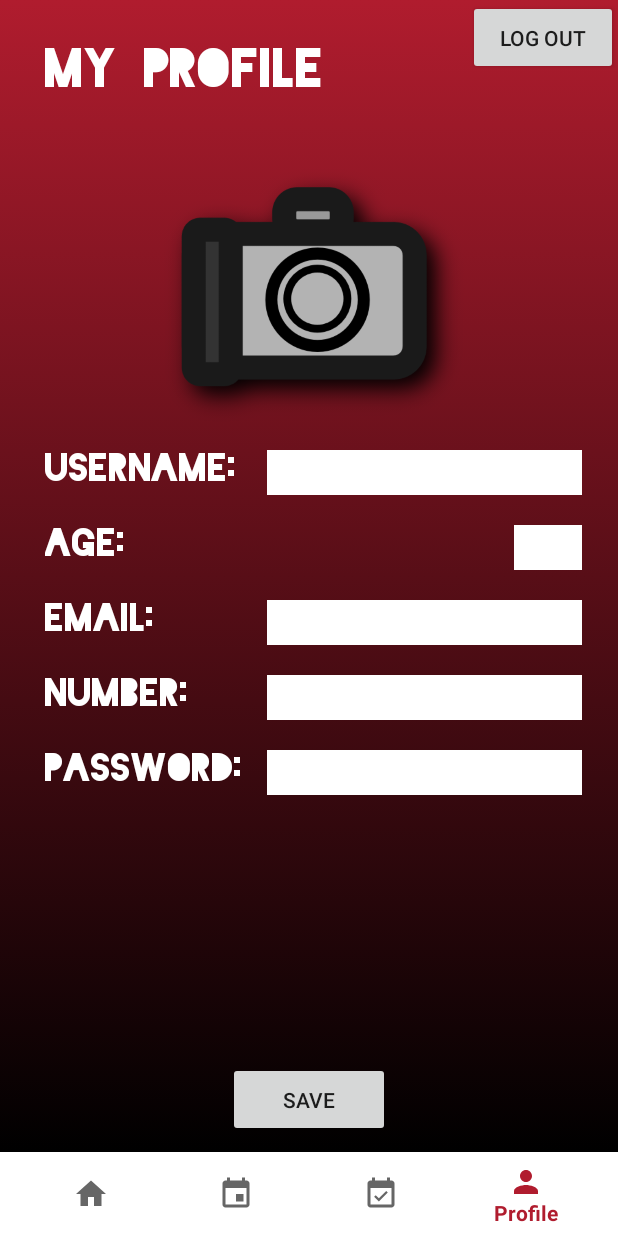
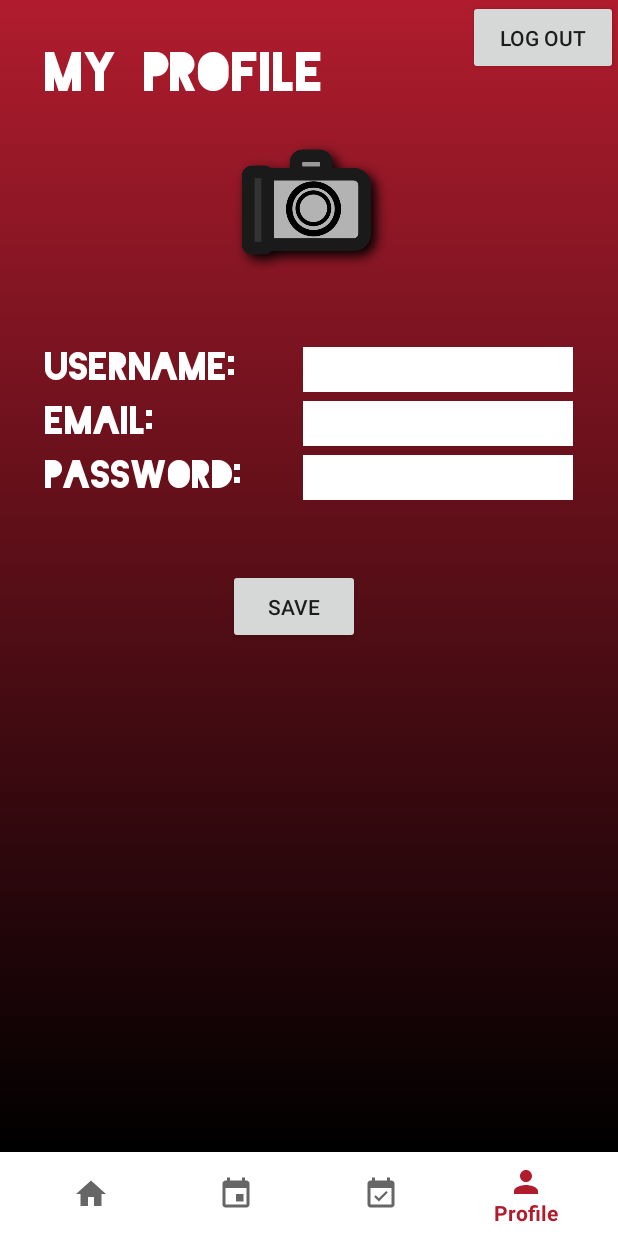
Before and after one commit to ckallum/SPE-HWB, an Android app: the screen it shows after launch once a user with an empty profile is signed in (NavigationActivity), item 4 of the bottom bar chosen, on a phone screen of 412 x 824 dp. Run offline under Robolectric (Android 15) with nearby library versions, the phone set to English and light mode, and no system bars; our stand-ins replace Firebase (no records; nobody signed in at launch, a user with empty details on screens opened directly).

Commit message:
fixed profile layout so it actually works

```diff
--- a/Application/app/src/main/res/layout/fragment_profile.xml
+++ b/Application/app/src/main/res/layout/fragment_profile.xml
@@ -1,189 +1,145 @@
 <?xml version="1.0" encoding="utf-8"?>
-<RelativeLayout xmlns:android="http://schemas.android.com/apk/res/android"
+<LinearLayout xmlns:android="http://schemas.android.com/apk/res/android"
     xmlns:app="http://schemas.android.com/apk/res-auto"
-    android:layout_width="match_parent" android:layout_height="match_parent" android:background="@drawable/background">
+    android:layout_width="match_parent"
+    android:layout_height="match_parent"
+    android:background="@drawable/background"
+    android:orientation="vertical">
 
-
+    <LinearLayout
+        android:layout_width="match_parent"
+        android:layout_height="wrap_content">
 
         <TextView
-        android:layout_width="wrap_content"
-        android:layout_height="80dp"
-        android:layout_alignParentStart="true"
-        android:layout_alignParentLeft="true"
-        android:layout_alignParentTop="true"
+            android:layout_width="0dp"
+            android:layout_height="wrap_content"
             android:layout_marginStart="30dp"
-        android:layout_marginLeft="60dp"
             android:layout_marginTop="30dp"
             android:fontFamily="@font/blackout_1"
             android:foregroundTint="@color/colorPrimary"
             android:text="My Profile"
             android:textColor="#FFFFFF"
-        android:textSize="35dp" />
+            android:textSize="35sp"
+            android:layout_weight="1"/>
+
+        <Button
+            android:id="@+id/logoutBtn"
+            android:layout_width="100dp"
+            android:layout_height="50dp"
+            android:text="Log Out" />
+
+    </LinearLayout>
+
+    <FrameLayout
+        android:layout_width="match_parent"
+        android:layout_height="wrap_content"
+        android:paddingBottom="20dp">
+
+        <ImageView
+            android:id="@+id/cameraImage"
+            android:layout_width="200dp"
+            android:layout_height="150dp"
+            android:padding="20dp"
+            app:srcCompat="@drawable/camera"
+            android:layout_gravity="center"/>
+
+        <ProgressBar
+            android:id="@+id/progressBar"
+            android:layout_width="wrap_content"
+            android:layout_height="wrap_content"
+            android:layout_centerHorizontal="true"
+            android:layout_centerVertical="true"
+            android:visibility="gone" />
+
+    </FrameLayout>
 
 
+    <LinearLayout
+        android:layout_width="match_parent"
+        android:layout_height="wrap_content"
+        android:layout_marginStart="30dp"
+        android:layout_marginEnd="30dp">
+
         <TextView
-        android:layout_width="wrap_content"
-        android:layout_height="50dp"
-        android:layout_alignParentStart="true"
-        android:layout_alignParentLeft="true"
-        android:layout_alignParentTop="true"
-        android:layout_marginStart="30dp"
-        android:layout_marginLeft="30dp"
-        android:layout_marginTop="300dp"
+            android:layout_width="0dp"
+            android:layout_height="36dp"
             android:fontFamily="@font/blackout_1"
             android:text="username:"
             android:textColor="#FFFFFF"
-        android:textSize="25dp" />
-
-    <TextView
-        android:layout_width="wrap_content"
-        android:layout_height="50dp"
-        android:layout_alignParentStart="true"
-        android:layout_alignParentLeft="true"
-        android:layout_alignParentTop="true"
-        android:layout_marginStart="30dp"
-        android:layout_marginLeft="30dp"
-        android:layout_marginTop="400dp"
-        android:fontFamily="@font/blackout_1"
-        android:text="Email:"
-        android:textColor="#FFFFFF"
-        android:textSize="25dp" />
-    <TextView
-        android:layout_width="wrap_content"
-        android:layout_height="50dp"
-        android:layout_alignParentStart="true"
-        android:layout_alignParentLeft="true"
-        android:layout_alignParentTop="true"
-        android:layout_marginStart="30dp"
-        android:layout_marginLeft="30dp"
-        android:layout_marginTop="350dp"
-        android:fontFamily="@font/blackout_1"
-        android:text="Age:"
-        android:textColor="#FFFFFF"
-        android:textSize="25dp" />
-
-    <TextView
-        android:layout_width="wrap_content"
-        android:layout_height="50dp"
-        android:layout_alignParentStart="true"
-        android:layout_alignParentLeft="true"
-        android:layout_alignParentTop="true"
-        android:layout_marginStart="30dp"
-        android:layout_marginLeft="30dp"
-        android:layout_marginTop="450dp"
-        android:fontFamily="@font/blackout_1"
-        android:text="number:"
-        android:textColor="#FFFFFF"
-        android:textSize="25dp" />
-
-    <TextView
-        android:layout_width="wrap_content"
-        android:layout_height="50dp"
-        android:layout_alignParentStart="true"
-        android:layout_alignParentLeft="true"
-        android:layout_alignParentTop="true"
-        android:layout_marginStart="30dp"
-        android:layout_marginLeft="30dp"
-        android:layout_marginTop="500dp"
-        android:fontFamily="@font/blackout_1"
-        android:text="password:"
-        android:textColor="#FFFFFF"
-        android:textSize="25dp" />
-
-    <ImageView
-        android:layout_width="180dp"
-        android:layout_height="200dp"
-        android:layout_alignParentStart="true"
-        android:layout_alignParentLeft="true"
-        android:layout_alignParentTop="true"
-        android:layout_marginStart="110dp"
-        android:layout_marginLeft="30dp"
-        android:layout_marginTop="90dp" />
+            android:textSize="25sp"
+            android:layout_weight="1"/>
 
         <EditText
             android:id="@+id/usernameBox"
-        android:layout_width="210dp"
+            android:layout_width="180dp"
             android:layout_height="30dp"
-        android:layout_alignParentTop="true"
-        android:layout_alignParentEnd="true"
-        android:layout_alignParentRight="true"
-        android:layout_marginTop="300dp"
-        android:layout_marginEnd="24dp"
-        android:layout_marginRight="24dp"
             android:background="#FFFFFF"
             android:ems="10"
             android:inputType="textPersonName"
             android:text="" />
 
+    </LinearLayout>
+
+    <LinearLayout
+        android:layout_width="match_parent"
+        android:layout_height="wrap_content"
+        android:layout_marginStart="30dp"
+        android:layout_marginEnd="30dp">
+
+        <TextView
+            android:layout_width="0dp"
+            android:layout_height="36dp"
+            android:fontFamily="@font/blackout_1"
+            android:text="Email:"
+            android:textColor="#FFFFFF"
+            android:textSize="25sp"
+            android:layout_weight="1"/>
+
         <EditText
-        android:id="@+id/ageBox"
-        android:layout_width="45dp"
+            android:id="@+id/emailBox"
+            android:layout_width="180dp"
             android:layout_height="30dp"
-        android:layout_alignParentTop="true"
-        android:layout_alignParentEnd="true"
-        android:layout_alignParentRight="true"
-        android:layout_marginTop="350dp"
-        android:layout_marginEnd="24dp"
-        android:layout_marginRight="24dp"
             android:background="#FFFFFF"
             android:ems="10"
-        android:inputType="textPersonName"
+            android:inputType="textEmailAddress"
             android:text="" />
+
+    </LinearLayout>
+
+    <LinearLayout
+        android:layout_width="match_parent"
+        android:layout_height="wrap_content"
+        android:layout_marginStart="30dp"
+        android:layout_marginEnd="30dp"
+        android:paddingBottom="40dp">
+
+        <TextView
+            android:layout_width="0dp"
+            android:layout_height="36dp"
+            android:fontFamily="@font/blackout_1"
+            android:text="password:"
+            android:textColor="#FFFFFF"
+            android:textSize="25sp"
+            android:layout_weight="1"/>
+
         <EditText
-        android:id="@+id/emailBox"
-        android:layout_width="210dp"
+            android:id="@+id/passwordBox"
+            android:layout_width="180dp"
             android:layout_height="30dp"
-        android:layout_alignParentTop="true"
-        android:layout_alignParentEnd="true"
-        android:layout_alignParentRight="true"
-        android:layout_marginTop="400dp"
-        android:layout_marginEnd="24dp"
-        android:layout_marginRight="24dp"
             android:background="#FFFFFF"
             android:ems="10"
             android:inputType="textPersonName"
             android:text="" />
 
-    <EditText
-        android:id="@+id/numberBox"
-        android:layout_width="210dp"
-        android:layout_height="30dp"
-        android:layout_alignParentTop="true"
-        android:layout_alignParentEnd="true"
-        android:layout_alignParentRight="true"
-        android:layout_marginTop="450dp"
-        android:layout_marginEnd="24dp"
-        android:layout_marginRight="24dp"
-        android:background="#FFFFFF"
-        android:ems="10"
-        android:inputType="textPersonName"
-        android:text="" />
-
-    <EditText
-        android:id="@+id/passwordBox"
-        android:layout_width="210dp"
-        android:layout_height="30dp"
-        android:layout_alignParentTop="true"
-        android:layout_alignParentEnd="true"
-        android:layout_alignParentRight="true"
-        android:layout_marginTop="500dp"
-        android:layout_marginEnd="24dp"
-        android:layout_marginRight="24dp"
-        android:background="#FFFFFF"
-        android:ems="10"
-        android:inputType="textPersonName"
-        android:text="" />
-
-    <Button
-        android:id="@+id/logoutBtn"
-        android:layout_width="100dp"
-        android:layout_height="50dp"
-        android:layout_alignParentEnd="true"
-        android:layout_alignParentRight="true"
-        android:layout_alignParentTop="true"
+    </LinearLayout>
 
 
-        android:text = "Log Out"/>
+    <!--    <ImageView-->
+    <!--        android:layout_width="180dp"-->
+    <!--        android:layout_height="200dp"-->
+    <!--        android:layout_marginStart="110dp"-->
+    <!--        android:layout_marginLeft="30dp"-->
+    <!--        android:layout_marginTop="90dp" />-->
 
     <Button
         android:id="@+id/button_save"
@@ -197,36 +153,4 @@
         android:layout_marginBottom="10dp"
         android:text="Save" />
 
-    <RelativeLayout
-        android:layout_width="match_parent"
-        android:layout_height="wrap_content"
-        android:layout_marginStart="59dp"
-        android:layout_marginTop="70dp"
-        android:layout_marginEnd="59dp"
-        android:layout_marginBottom="449dp">
-
-        <ImageView
-            android:id="@+id/cameraImage"
-            android:layout_centerHorizontal="true"
-            android:layout_width="300dp"
-            android:layout_height="250dp"
-            android:padding="20dp"
-            android:layout_alignParentStart="true"
-            android:layout_alignParentTop="true"
-            android:layout_alignParentEnd="true"
-            android:layout_alignParentBottom="true"
-            app:srcCompat="@drawable/camera" />
-
-        <ProgressBar
-            android:id="@+id/progressBar"
-            android:layout_width="wrap_content"
-            android:layout_height="wrap_content"
-            android:layout_centerHorizontal="true"
-            android:layout_centerVertical="true"
-            android:visibility="gone"/>
-
-    </RelativeLayout>
-
-
-
-</RelativeLayout>
+</LinearLayout>
```
Lines whose indentation alone changed are shown as unchanged.
